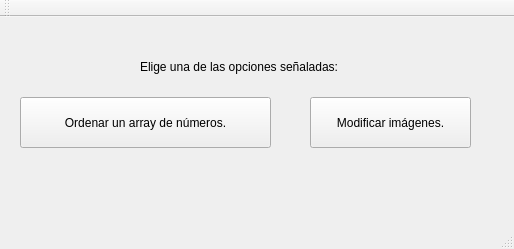
Qt form mainwindow.ui (tlemar00/BancoDePruebas) before a commit.
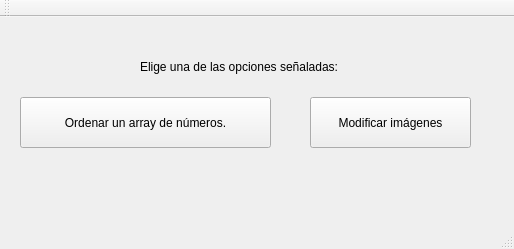
The same form after that commit.

The edit to the form file:
```diff
--- a/mainwindow.ui
+++ b/mainwindow.ui
@@ -37,7 +37,7 @@
      </rect>
     </property>
     <property name="text">
-     <string>Modificar imágenes.</string>
+     <string>Modificar imágenes</string>
     </property>
    </widget>
    <widget class="QLabel" name="label">
```
